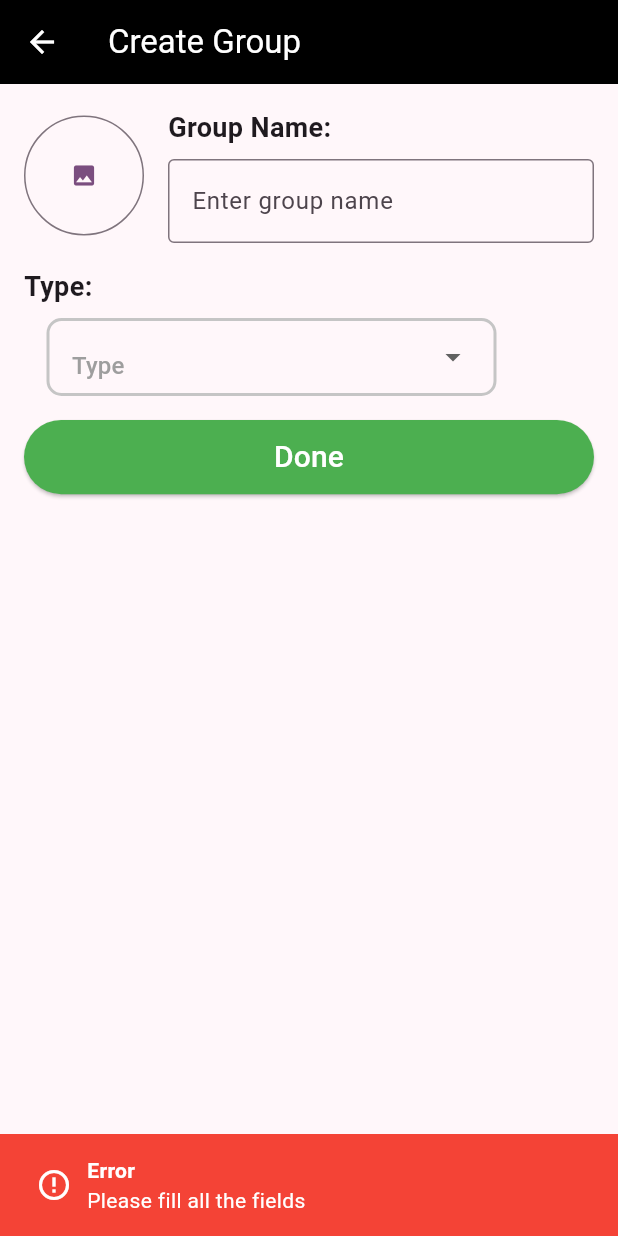
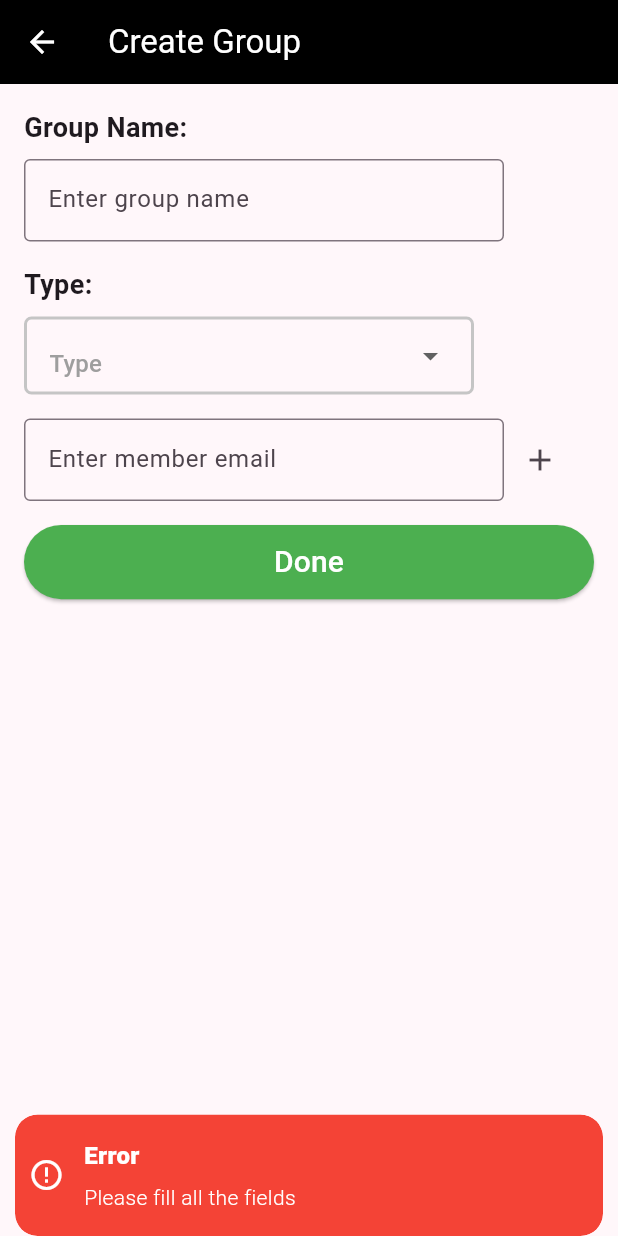
Before and after one commit to ahmaddioxide/ppocket, a Flutter app: the CreateGroup screen opened directly, after a tap on "Done", on a phone screen of 412 x 824 dp. Run offline on Flutter 3.47's test engine with Material 3 defaults, Android fonts, the phone set to English and light mode, and no system bars; our stand-ins replace cloud_firestore, curved_navigation_bar, device_preview, firebase_auth, firebase_core, flutter_spinkit and 2 more; missing offline and left inert: qr_code_scanner; accounts and stored records are empty.

Commit message:
developed: group creation, member addition in groups members validity check, stream list of groups

```diff
--- /dev/null
+++ b/lib/controllers/group_controller.dart
@@ -0,0 +1,34 @@
+import 'package:firebase_auth/firebase_auth.dart';
+import 'package:get/get.dart';
+import 'package:ppocket/components/snackbars.dart';
+import 'package:ppocket/models/group_model.dart';
+import 'package:ppocket/services/database_service.dart';
+
+class GroupController extends GetxController {
+  Future<void> createGroup(GroupModel group) async {
+    // Create the group
+    await FireStoreService.createGroup(groupModel: group)
+        .onError((error, stackTrace) {
+      return Future.error(error.toString());
+    });
+  }
+
+  Stream<List<GroupModel>> getAllGroupThatUserIsPartOf() {
+    // Get all the groups that the user is part of
+    return FireStoreService.getAllGroupsThatUserIsPartOf(
+        FirebaseAuth.instance.currentUser!.uid);
+  }
+
+  Future<Map<String, String>> findUserIdViaEmail(String email) async {
+    // Find user via email
+    return await FireStoreService.findUserViaEmail(email).then((value) {
+      if (value.isEmpty) {
+        AppSnackBar.errorSnackbar(
+            title: 'Not Found', message: 'User Not Found with this email');
+        return Future.error('User not found');
+      } else {
+        return value;
+      }
+    });
+  }
+}
--- /dev/null
+++ b/lib/models/group_model.dart
@@ -0,0 +1,60 @@
+
+import 'package:cloud_firestore/cloud_firestore.dart';
+
+class GroupModel {
+  final String name;
+  final String type;
+  final List<String> members;
+
+  GroupModel({
+    required this.name,
+    required this.type,
+    required this.members,
+  });
+
+
+  @override
+  String toString() => 'GroupModel(name: $name, type: $type, members: $members)';
+
+  //copyWith method
+  GroupModel copyWith({
+    String? name,
+    String? type,
+    List<String>? members,
+  }) {
+    return GroupModel(
+      name: name ?? this.name,
+      type: type ?? this.type,
+      members: members ?? this.members,
+    );
+  }
+
+  //fromMap method
+  factory GroupModel.fromMap(Map<String, dynamic> map) {
+    return GroupModel(
+      name: map['name'],
+      type: map['type'],
+      members: List<String>.from(map['members']),
+    );
+  }
+
+  //From DocumentSnapshot method
+  factory GroupModel.fromDocumentSnapshot(DocumentSnapshot document) {
+    return GroupModel(
+      name: document['name'],
+      type: document['type'],
+      members: List<String>.from(document['members']),
+    );
+  }
+
+  //toMap method
+  Map<String, dynamic> toMap() {
+    return {
+      'name': name,
+      'type': type,
+      'members': members,
+    };
+  }
+
+
+}
--- a/lib/views/group_spending_screen/create_group_screen.dart
+++ b/lib/views/group_spending_screen/create_group_screen.dart
@@ -1,9 +1,12 @@
-import 'dart:io';
+import 'package:firebase_auth/firebase_auth.dart';
+import 'package:flutter/cupertino.dart';
 import 'package:flutter/material.dart';
-import 'package:image_picker/image_picker.dart';
+import 'package:get/get.dart';
 import 'package:ppocket/components/button.dart';
+import 'package:ppocket/components/snackbars.dart';
 import 'package:ppocket/constants/strings.dart';
-import 'package:ppocket/views/group_spending_screen/group_spending.dart'; // Import GroupSpending screen
+import 'package:ppocket/controllers/group_controller.dart';
+import 'package:ppocket/models/group_model.dart';
 
 class CreateGroup extends StatefulWidget {
   const CreateGroup({Key? key}) : super(key: key);
@@ -21,45 +24,9 @@ class _CreateGroupState extends State<CreateGroup> {
     'Others',
   ];
   final TextEditingController _groupNameController = TextEditingController();
-  File? _image;
-
-  // Method to open gallery and select an image
-  Future<void> _getImageFromGallery() async {
-    final imagePicker = ImagePicker();
-    final pickedImage = await imagePicker.pickImage(source: ImageSource.gallery);
-
-    if (pickedImage != null) {
-      setState(() {
-        _image = File(pickedImage.path);
-      });
-    }
-  }
-
-  // Method to create a group
-  void _createGroup(BuildContext context) {
-    // Perform validation before creating the group
-    if (_groupNameController.text.isEmpty || category == null) {
-      // Show error Snackbar if any field is empty
-      AppSnackBar.errorSnackbar(
-        context,
-        'Error',
-        'Please fill all the fields',
-      );
-    } else {
-      // Create the group
-      Group newGroup = Group(
-        name: _groupNameController.text,
-        image: _image?.path ?? '', // Use image path if available
-        type: category!,
-      );
-
-      // Show success Snackbar
-      AppSnackBar.successSnackbar(context, 'Success', 'Group created successfully');
-
-      // Navigate back to GroupSpending screen
-      Navigator.pop(context, newGroup);
-    }
-  }
+  final _groupController = Get.put(GroupController());
+  List<Map<String, String>> membersToAdd = [];
+  final TextEditingController _memberEmailController = TextEditingController();
 
   @override
   Widget build(BuildContext context) {
@@ -80,26 +47,11 @@ class _CreateGroupState extends State<CreateGroup> {
       ),
       body: Padding(
         padding: const EdgeInsets.all(16.0),
+        child: SingleChildScrollView(
           child: Column(
             crossAxisAlignment: CrossAxisAlignment.start,
             children: [
-            Row(
-              children: [
-                SizedBox(
-                  height: 80,
-                  width: 80,
-                  child: OutlinedButton(
-                    onPressed: _getImageFromGallery, // Open gallery when pressed
-                    child: _image != null
-                        ? Image.file(_image!, fit: BoxFit.cover)
-                        : const Icon(Icons.image, size: 18),
-                  ),
-                ),
               const SizedBox(width: 16),
-                Expanded(
-                  child: Column(
-                    crossAxisAlignment: CrossAxisAlignment.start,
-                    children: [
               const Text(
                 'Group Name:',
                 style: TextStyle(
@@ -108,17 +60,16 @@ class _CreateGroupState extends State<CreateGroup> {
                 ),
               ),
               const SizedBox(height: 8),
-                      TextFormField(
+              SizedBox(
+                height: 55,
+                width: 320,
+                child: TextFormField(
                   controller: _groupNameController,
                   decoration: const InputDecoration(
                     hintText: 'Enter group name',
                     border: OutlineInputBorder(),
                   ),
                 ),
-                    ],
-                  ),
-                ),
-              ],
               ),
               const SizedBox(height: 16),
               const Text(
@@ -136,13 +87,103 @@ class _CreateGroupState extends State<CreateGroup> {
                   });
                 },
               ),
+              const SizedBox(height: 16),
 
+              Row(
+                children: [
+                  SizedBox(
+                    height: 55,
+                    width: 320,
+                    child: TextFormField(
+                      controller: _memberEmailController,
+                      decoration: const InputDecoration(
+                        hintText: 'Enter member email',
+                        border: OutlineInputBorder(),
+                      ),
+                      onChanged: (value) {},
+                    ),
+                  ),
+                  IconButton(
+                    onPressed: () {
+                      // Add the member to the list
+                      if (_memberEmailController.text.isNotEmpty) {
+                        _groupController
+                            .findUserIdViaEmail(_memberEmailController.text)
+                            .then((value) {
+                          if (value.isNotEmpty) {
+                            membersToAdd.add(value);
+                            AppSnackBar.successSnackbar(
+                              title: 'Member Added',
+                              message: 'Member Added To group Successfully',
+                            ).then((value) {
+                              setState(() {
+                                _memberEmailController.clear();
+                              });
+                            });
+                          }
+                        }).onError((error, stackTrace) {
+                          // AppSnackBar.errorSnackbar(
+                          //   title: 'Error',
+                          //   message: 'Error Adding Member',
+                          // );
+                        });
+                      }
+                    },
+                    icon: const Icon(Icons.add),
+                  ),
+                ],
+              ),
               const SizedBox(height: 16),
+              ListView.builder(
+                shrinkWrap: true,
+                itemCount: membersToAdd.length,
+                itemBuilder: (context, index) {
+                  return ListTile(
+                    title: Text(membersToAdd[index]['name']!),
+                    trailing: IconButton(
+                      onPressed: () {
+                        setState(() {
+                          membersToAdd.removeAt(index);
+                        });
+                      },
+                      icon: const Icon(Icons.remove),
+                    ),
+                  );
+                },
+              ),
               SizedBox(
                 width: double.infinity,
                 child: ButtonGreen(
                   onPressed: () {
-                  _createGroup(context); // Call method to create the group
+                    if (_groupNameController.text.isEmpty || category == null) {
+                      AppSnackBar.errorSnackbar(
+                        title: 'Error',
+                        message: 'Please fill all the fields',
+                      );
+                      return;
+                    }
+                    // Create the group
+                    GroupModel newGroup = GroupModel(
+                      name: _groupNameController.text,
+                      type: category!,
+                      members: [
+                        FirebaseAuth.instance.currentUser!.uid,
+                        //current user ID
+                      ],
+                    ).copyWith(
+                      members: membersToAdd.map((e) => e['id']!).toList()
+                        ..add(FirebaseAuth.instance.currentUser!.uid),
+                    );
+
+                    _groupController.createGroup(newGroup).whenComplete(
+                      () {
+                        AppSnackBar.successSnackbar(
+                          title: 'Success',
+                          message: 'Group Created Successfully',
+                        );
+                        Navigator.pop(context);
+                      },
+                    );
                   },
                   text: 'Done',
                 ),
@@ -150,69 +191,8 @@ class _CreateGroupState extends State<CreateGroup> {
             ],
           ),
         ),
-    );
-  }
-}
-
-class AppSnackBar {
-  static void errorSnackbar(BuildContext context, String title, String message) {
-    final snackBar = SnackBar(
-      backgroundColor: Colors.red,
-      content: Row(
-        children: [
-          const Icon(Icons.error_outline, color: Colors.white),
-          const SizedBox(width: 10),
-          Column(
-            crossAxisAlignment: CrossAxisAlignment.start,
-            mainAxisSize: MainAxisSize.min,
-            children: [
-              Text(
-                title,
-                style: const TextStyle(
-                  color: Colors.white,
-                  fontWeight: FontWeight.bold,
-                ),
-              ),
-              Text(
-                message,
-                style: const TextStyle(color: Colors.white),
-              ),
-            ],
-          ),
-        ],
       ),
     );
-    ScaffoldMessenger.of(context).showSnackBar(snackBar);
-  }
-
-  static void successSnackbar(BuildContext context, String title, String message) {
-    final snackBar = SnackBar(
-      backgroundColor: Colors.green,
-      content: Row(
-        children: [
-          const Icon(Icons.check_circle_outline, color: Colors.white),
-          const SizedBox(width: 10),
-          Column(
-            crossAxisAlignment: CrossAxisAlignment.start,
-            mainAxisSize: MainAxisSize.min,
-            children: [
-              Text(
-                title,
-                style: const TextStyle(
-                  color: Colors.white,
-                  fontWeight: FontWeight.bold,
-                ),
-              ),
-              Text(
-                message,
-                style: const TextStyle(color: Colors.white),
-              ),
-            ],
-          ),
-        ],
-      ),
-    );
-    ScaffoldMessenger.of(context).showSnackBar(snackBar);
   }
 }
 
@@ -237,13 +217,11 @@ class _BuildDropDownState extends State<BuildDropDown> {
 
   @override
   Widget build(BuildContext context) {
-    return Padding(
-      padding: const EdgeInsets.symmetric(horizontal: 15),
-      child: Container(
+    return Container(
       padding: const EdgeInsets.symmetric(horizontal: 15),
       width: 300,
       decoration: BoxDecoration(
-          borderRadius: BorderRadius.circular(10),
+        borderRadius: BorderRadius.circular(5),
         border: Border.all(
           width: 2,
           color: const Color(0xffC5C5C5),
@@ -309,7 +287,6 @@ class _BuildDropDownState extends State<BuildDropDown> {
         isExpanded: true,
         underline: Container(),
       ),
-      ),
     );
   }
 }
--- a/pubspec.yaml
+++ b/pubspec.yaml
@@ -47,7 +47,7 @@ dependencies:
   syncfusion_flutter_charts: ^20.2.44
   font_awesome_flutter: ^10.7.0
   intl: any
-  image_picker: ^1.0.7
+#  image_picker: ^1.0.7
 
 
 dev_dependencies:
```
Also changed, not shown: lib/services/database_service.dart (+75 -8 lines), lib/views/bottom_navigation/bottom_nav.dart (+16 -23 lines), lib/views/group_spending_screen/group_spending.dart (+41 -38 lines), pubspec.lock. Lines whose indentation alone changed are shown as unchanged.
